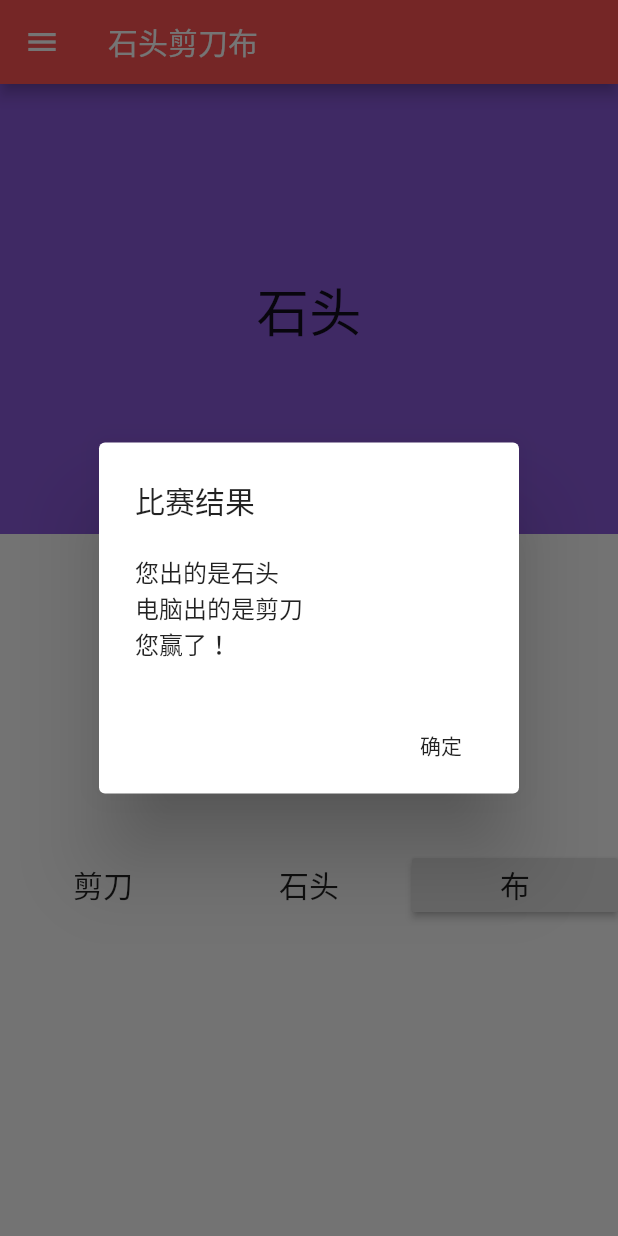
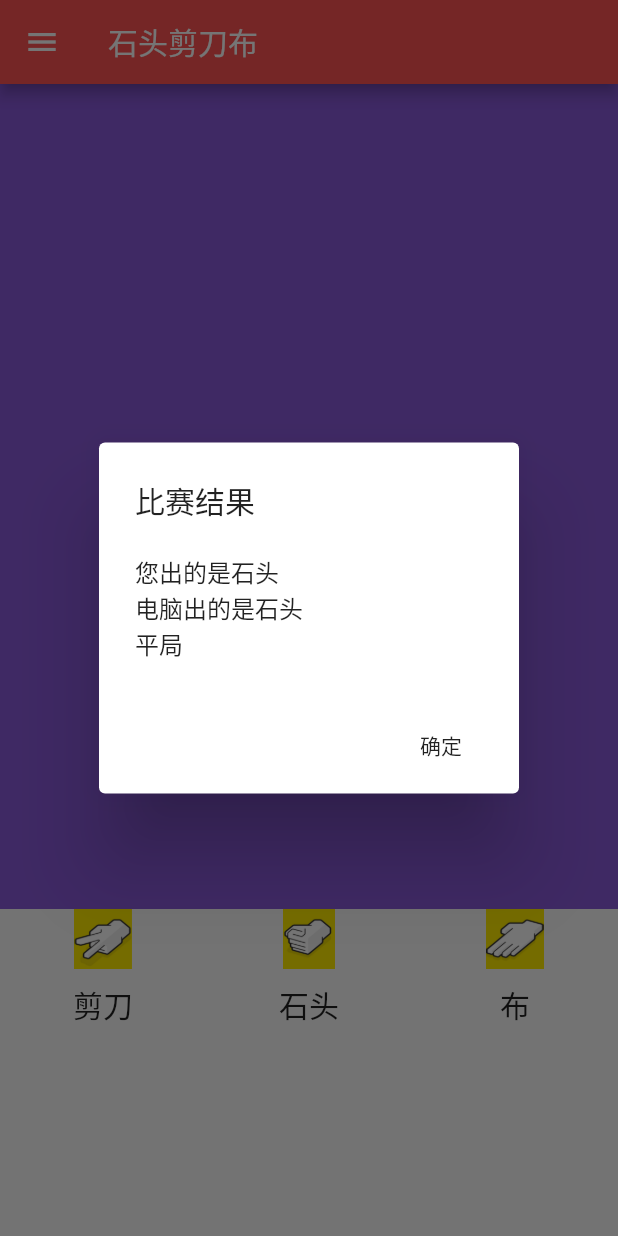
Before and after one commit to AllenMistake/flutter_app_test, a Flutter app: the screen it shows after launch, after a tap on "剪刀", after a tap on "石头", on a phone screen of 412 x 824 dp. Run offline on Flutter 3.47's test engine with Material 2 defaults, Android fonts, the phone set to English and light mode, and no system bars.

Commit message:
新增图片，并复用代码，减轻代码量,修改应用名称和图标

```diff
--- a/lib/pages/home_page.dart
+++ b/lib/pages/home_page.dart
@@ -6,17 +6,18 @@ import 'package:flutter_app_test/pages/about_page.dart';
 import 'package:flutter_app_test/pages/set_page.dart';
 
 class HomePage extends StatefulWidget {
-  final MyCard card1 = new MyCard("剪刀",0);
-  final MyCard card2 = new MyCard("石头",1);
-  final MyCard card3 = new MyCard("布",2);
+  final MyCard card1 = new MyCard("剪刀", 0);
+  final MyCard card2 = new MyCard("石头", 1);
+  final MyCard card3 = new MyCard("布", 2);
   String mainString = "Fighting";
+
 
   @override
   _HomePageState createState() => new _HomePageState();
 }
 
 class _HomePageState extends State<HomePage> {
-
+  MyCard aiCard;
   @override
   Widget build(BuildContext context) {
     return new Scaffold(
@@ -96,18 +97,92 @@ class _HomePageState extends State<HomePage> {
             alignment: Alignment.center,
             color: Color.fromARGB(223, 121, 322, 213),
 //            width: 300,
-            height: 300,
+            height: 550,
           ),
           new Expanded(
             child: new Row(
               children: <Widget>[
                 new Expanded(
-                  child: new MaterialButton(
+                  child: Column(children: [
+                    Image(
+                      image: ExactAssetImage("images/cards/cut.jpg"),
+                      width: 40,
+                      height: 40,
+                    ),
+                    new MaterialButton(
                       onPressed: () {
+                        _pressCard(widget.card1);
+                      },
+                      child: new Text(widget.card1.cardName,
+                          style: new TextStyle(fontSize: 20.0)),
+                    ),
+                  ]),
+                ),
+                new Expanded(
+                  child: new Column(
+                    children: <Widget>[
+                      Image(
+                        image: ExactAssetImage("images/cards/stone.jpg"),
+                        width: 40,
+                        height: 40,
+                      ),
+                      new FlatButton(
+                        onPressed: () {
+                          _pressCard(widget.card2);
+                        },
+                        child: new Text(widget.card2.cardName,
+                            style: new TextStyle(fontSize: 20.0)),
+                      ),
+                    ],
+                  ),
+                ),
+                new Expanded(
+                  child: new Column(
+                    children: <Widget>[
+                      Image(
+                        image: ExactAssetImage("images/cards/paper.jpg"),
+                        width: 40,
+                        height: 40,
+                      ),
+                      new FlatButton(
+                        onPressed: () {
+                          _pressCard(widget.card3);
+                        },
+                        child: new Text(widget.card3.cardName,
+                            style: new TextStyle(fontSize: 20.0)),
+                      ),
+                    ],
+                  ),
+                ),
+              ],
+            ),
+          )
+        ],
+      ),
+    );
+  }
+
+  MyCard _aiCard() {
+    var n = Random().nextInt(3);
+    if (n == 0) {print('0');return new MyCard("${widget.card1.cardName}", 0);}
+    if (n == 1) {print('1');return new MyCard("${widget.card2.cardName}", 1);}
+    print('$n');
+    return new MyCard("${widget.card3.cardName}", 2);
+  }
+
+  String _cardCompare(int n, int m) {
+    if (n == m) return "平局";
+    if (n == 0 && m == 1 || n == 1 && m == 2 || n == 2 && m == 1)
+      return "您赢了！";
+    else
+      return "电脑赢了！";
+  }
+
+  void _pressCard(MyCard card){
     setState(() {
-                        widget.mainString = widget.card1.cardName;
+      widget.mainString = card.cardName;
     });
-                      MyCard aiCard = _aiCard(widget.card1.cardId);
+    aiCard = _aiCard();
     showDialog<Null>(
       context: context,
       barrierDismissible: false,
@@ -117,9 +192,10 @@ class _HomePageState extends State<HomePage> {
           content: new SingleChildScrollView(
             child: new ListBody(
               children: <Widget>[
-                                  new Text('您出的是${widget.card1.cardName}'),
+                new Text('您出的是${card.cardName}'),
                 new Text('电脑出的是${aiCard.cardName}'),
-                                  new Text(_cardCompare(aiCard.cardId, widget.card1.cardId)),
+                new Text(_cardCompare(
+                    aiCard.cardId, card.cardId)),
               ],
             ),
           ),
@@ -136,116 +212,5 @@ class _HomePageState extends State<HomePage> {
     ).then((val) {
       print(val);
     });
-                    },
-                    child: new Text(widget.card1.cardName,
-                        style: new TextStyle(fontSize: 20.0)),
-                  ),
-                ),
-                new Expanded(
-                  child: new FlatButton(
-                    onPressed: () {
-                      setState(() {
-                        widget.mainString = widget.card2.cardName;
-                      });
-                      MyCard aiCard = _aiCard(widget.card2.cardId);
-                      showDialog<Null>(
-                        context: context,
-                        barrierDismissible: false,
-                        builder: (BuildContext context) {
-                          return new AlertDialog(
-                            title: new Text('比赛结果'),
-                            content: new SingleChildScrollView(
-                              child: new ListBody(
-                                children: <Widget>[
-                                  new Text('您出的是${widget.card2.cardName}'),
-                                  new Text('电脑出的是${aiCard.cardName}'),
-                                  new Text(_cardCompare(aiCard.cardId, widget.card2.cardId)),
-                                ],
-                              ),
-                            ),
-                            actions: <Widget>[
-                              new FlatButton(
-                                child: new Text('确定'),
-                                onPressed: () {
-                                  Navigator.of(context).pop();
-                                },
-                              ),
-                            ],
-                          );
-                        },
-                      ).then((val) {
-                        print(val);
-                      });
-                    },
-                    child: new Text(widget.card2.cardName,
-                        style: new TextStyle(fontSize: 20.0)),
-                  ),
-                ),
-                new Expanded(
-                  child: new RaisedButton(
-                    onPressed: () {
-                      setState(() {
-                        widget.mainString = widget.card3.cardName;
-                      });
-                      MyCard aiCard = _aiCard(widget.card3.cardId);
-                      showDialog<Null>(
-                        context: context,
-                        barrierDismissible: false,
-                        builder: (BuildContext context) {
-                          return new AlertDialog(
-                            title: new Text('比赛结果'),
-                            content: new SingleChildScrollView(
-                              child: new ListBody(
-                                children: <Widget>[
-                                  new Text('您出的是${widget.card3.cardName}'),
-                                  new Text('电脑出的是${aiCard.cardName}'),
-                                  new Text(_cardCompare(aiCard.cardId, widget.card3.cardId)),
-                                ],
-                              ),
-                            ),
-                            actions: <Widget>[
-                              new FlatButton(
-                                child: new Text('确定'),
-                                onPressed: () {
-                                  Navigator.of(context).pop();
-                                },
-                              ),
-                            ],
-                          );
-                        },
-                      ).then((val) {
-                        print(val);
-                      });
-                    },
-                    child: new Text(widget.card3.cardName,
-                        style: new TextStyle(fontSize: 20.0)),
-                  ),
-                ),
-              ],
-            ),
-          )
-        ],
-      ),
-    );
   }
-
-  MyCard _aiCard(int personCard){
-    var n = Random().nextInt(2);
-    if(n==0)
-      return new MyCard("${widget.card1.cardName}", 0);
-    if(n==1)
-      return new MyCard("${widget.card2.cardName}", 1);
-    return new MyCard("${widget.card3.cardName}", 2);
 }
-
-  String _cardCompare(int n,int m){
-    if(n == m)
-      return "平局";
-    if(n==0&&m==1||n==1&&m==2||n==2&&m==1)
-      return "您赢了！";
-    else return "电脑赢了！";
-  }
-
-
-
-}
--- a/pubspec.yaml
+++ b/pubspec.yaml
@@ -50,6 +50,9 @@ flutter:
   assets:
     - images/sss.png
     - images/avatar.jpg
+    - images/cards/cut.jpg
+    - images/cards/stone.jpg
+    - images/cards/paper.jpg
 
   # An image asset can refer to one or more resolution-specific "variants", see
   # https://flutter.io/assets-and-images/#resolution-aware.
```
Also changed, not shown: images/cards/cut.jpg (added), images/cards/paper.jpg (added), images/cards/stone.jpg (added), 6 other files. Lines whose indentation alone changed are shown as unchanged.
